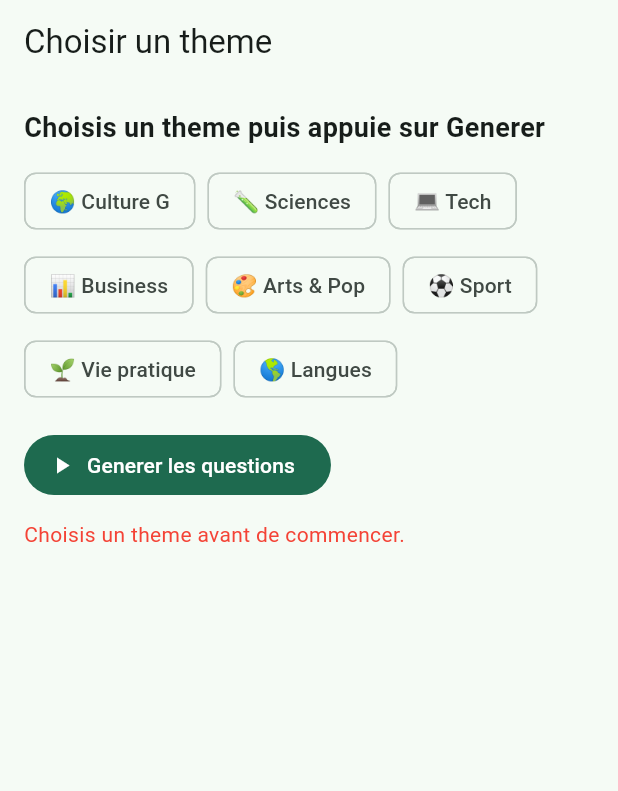
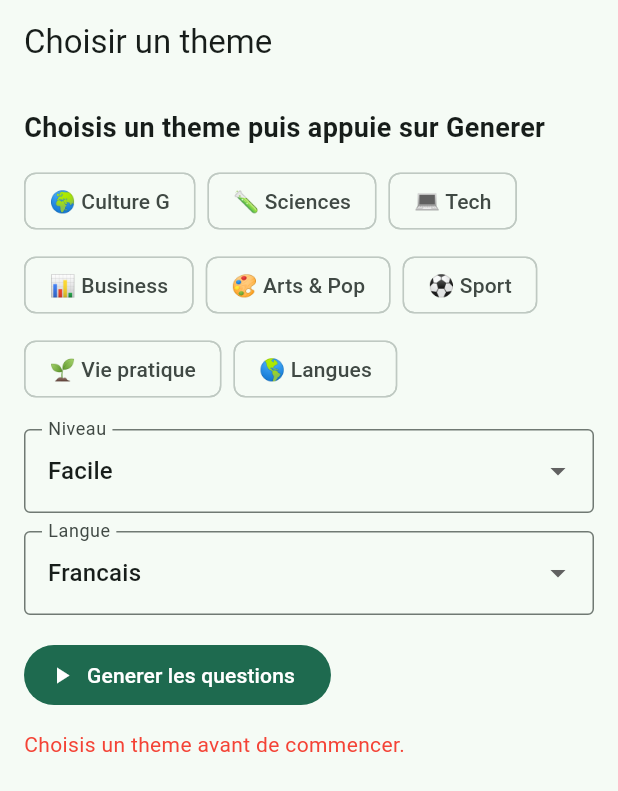
Before and after one commit to LeuzThiam/SwipeIQ, a Flutter app: the screen it shows after launch, after a tap on "Generer les questions", on a phone screen of 412 x 824 dp. Shown: the top 791 px of the screen. Run offline on Flutter 3.47's test engine with Material 3 defaults, Android fonts, the phone set to English and light mode, and no system bars.

Commit message:
Selection theme niveau langue et appel n8n

```diff
--- a/mobile/lib/data/sources/local_question_source.dart
+++ b/mobile/lib/data/sources/local_question_source.dart
@@ -11,7 +11,11 @@ class LocalQuestionSource implements QuestionSource {
   final String assetPath;
 
   @override
-  Future<List<Question>> loadQuestions({String? theme}) async {
+  Future<List<Question>> loadQuestions({
+    String? theme,
+    String? level,
+    String? lang,
+  }) async {
     final raw = await rootBundle.loadString(assetPath);
     final jsonMap = jsonDecode(raw) as Map<String, dynamic>;
     var jsonQuestions = (jsonMap['questions'] as List<dynamic>)
--- a/mobile/lib/data/sources/question_source.dart
+++ b/mobile/lib/data/sources/question_source.dart
@@ -1,5 +1,9 @@
 import '../../domain/models/question.dart';
 
 abstract class QuestionSource {
-  Future<List<Question>> loadQuestions({String? theme});
+  Future<List<Question>> loadQuestions({
+    String? theme,
+    String? level,
+    String? lang,
+  });
 }
--- a/mobile/lib/ui/feed/feed_page.dart
+++ b/mobile/lib/ui/feed/feed_page.dart
@@ -27,6 +27,15 @@ class _FeedPageState extends State<FeedPage> {
     _ThemeOption(label: '🌱 Vie pratique', value: 'vie_pratique'),
     _ThemeOption(label: '🌎 Langues', value: 'langues'),
   ];
+  static const List<_ChoiceOption> _availableLevels = [
+    _ChoiceOption(label: 'Facile', value: 'facile'),
+    _ChoiceOption(label: 'Moyen', value: 'moyen'),
+    _ChoiceOption(label: 'Difficile', value: 'difficile'),
+  ];
+  static const List<_ChoiceOption> _availableLangs = [
+    _ChoiceOption(label: 'Francais', value: 'fr'),
+    _ChoiceOption(label: 'Anglais', value: 'en'),
+  ];
 
   late final PageController _pageController;
 
@@ -36,6 +45,8 @@ class _FeedPageState extends State<FeedPage> {
   bool _isThemeSelectionStep = true;
   String? _error;
   _ThemeOption? _selectedTheme;
+  _ChoiceOption _selectedLevel = _availableLevels[0];
+  _ChoiceOption _selectedLang = _availableLangs[0];
   int _currentPageIndex = 0;
   int _currentStreak = 0;
   int _bestStreak = 0;
@@ -77,7 +88,11 @@ class _FeedPageState extends State<FeedPage> {
 
     try {
       final source = widget.source ?? _resolveSource();
-      final questions = await source.loadQuestions(theme: selectedTheme.value);
+      final questions = await source.loadQuestions(
+        theme: selectedTheme.value,
+        level: _selectedLevel.value,
+        lang: _selectedLang.value,
+      );
       if (!mounted) return;
 
       if (questions.isEmpty) {
@@ -352,6 +367,50 @@ class _FeedPageState extends State<FeedPage> {
             }).toList(),
           ),
           const SizedBox(height: 16),
+          DropdownButtonFormField<_ChoiceOption>(
+            initialValue: _selectedLevel,
+            decoration: const InputDecoration(
+              labelText: 'Niveau',
+              border: OutlineInputBorder(),
+            ),
+            items: _availableLevels
+                .map(
+                  (level) => DropdownMenuItem<_ChoiceOption>(
+                    value: level,
+                    child: Text(level.label),
+                  ),
+                )
+                .toList(),
+            onChanged: (value) {
+              if (value == null) return;
+              setState(() {
+                _selectedLevel = value;
+              });
+            },
+          ),
+          const SizedBox(height: 12),
+          DropdownButtonFormField<_ChoiceOption>(
+            initialValue: _selectedLang,
+            decoration: const InputDecoration(
+              labelText: 'Langue',
+              border: OutlineInputBorder(),
+            ),
+            items: _availableLangs
+                .map(
+                  (lang) => DropdownMenuItem<_ChoiceOption>(
+                    value: lang,
+                    child: Text(lang.label),
+                  ),
+                )
+                .toList(),
+            onChanged: (value) {
+              if (value == null) return;
+              setState(() {
+                _selectedLang = value;
+              });
+            },
+          ),
+          const SizedBox(height: 16),
           FilledButton.icon(
             onPressed: _isLoading ? null : _startQuiz,
             icon: const Icon(Icons.play_arrow),
@@ -373,3 +432,10 @@ class _ThemeOption {
   final String label;
   final String value;
 }
+
+class _ChoiceOption {
+  const _ChoiceOption({required this.label, required this.value});
+
+  final String label;
+  final String value;
+}
```
Also changed, not shown: mobile/lib/data/sources/fallback_question_source.dart (+11 -3 lines), mobile/lib/data/sources/remote_question_source.dart (+19 -5 lines), 1 other file.
